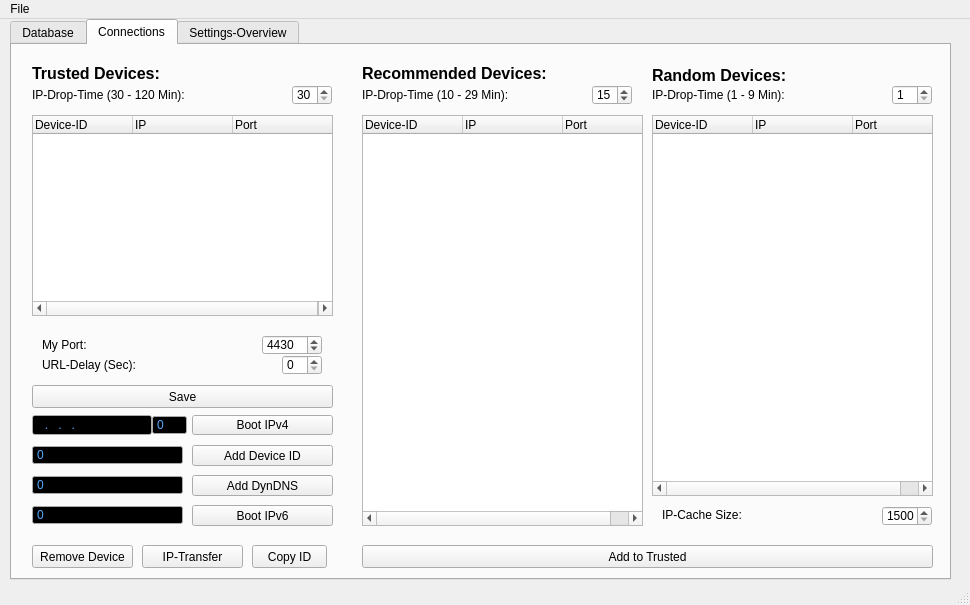
The window that ui/aradomain.ui (berndhs/arado) describes before a commit, drawn with Qt 5.
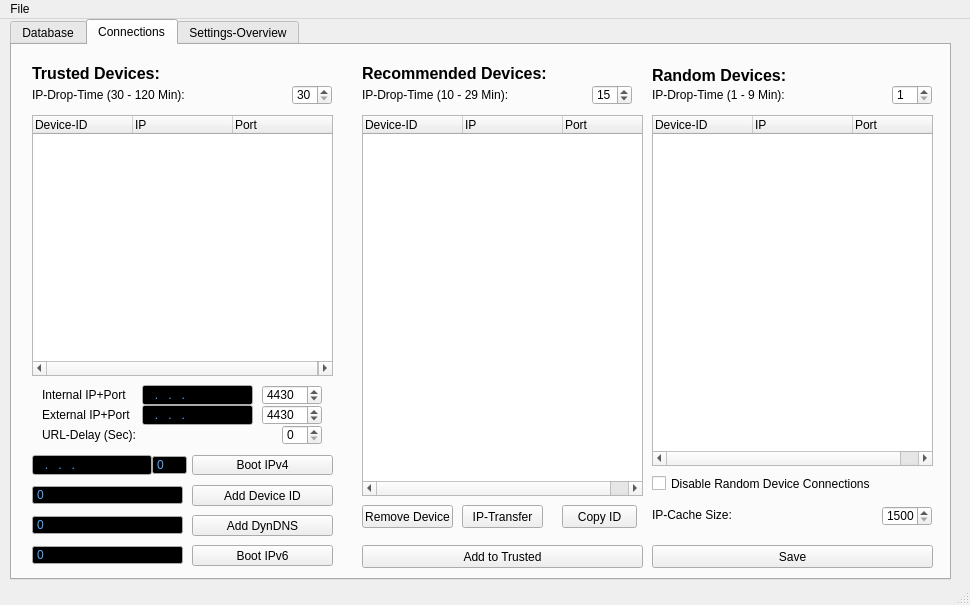
The same window after the commit. The open tabs and pages were chosen to show the change. Icons and pictures are not drawn.

Commit message: internal IP and external IP option to disable random device connections.

Patch:
```diff
--- a/ui/aradomain.ui
+++ b/ui/aradomain.ui
@@ -249,7 +249,7 @@
         <x>20</x>
         <y>70</y>
         <width>301</width>
-        <height>201</height>
+        <height>261</height>
        </rect>
       </property>
       <attribute name="headerDefaultSectionSize">
@@ -280,37 +280,6 @@
         <x>350</x>
         <y>70</y>
         <width>281</width>
-        <height>411</height>
-       </rect>
-      </property>
-      <attribute name="headerDefaultSectionSize">
-       <number>100</number>
-      </attribute>
-      <attribute name="headerDefaultSectionSize">
-       <number>100</number>
-      </attribute>
-      <column>
-       <property name="text">
-        <string>Device-ID</string>
-       </property>
-      </column>
-      <column>
-       <property name="text">
-        <string>IP</string>
-       </property>
-      </column>
-      <column>
-       <property name="text">
-        <string>Port</string>
-       </property>
-      </column>
-     </widget>
-     <widget class="QTreeWidget" name="treeWidget_3">
-      <property name="geometry">
-       <rect>
-        <x>640</x>
-        <y>70</y>
-        <width>281</width>
         <height>381</height>
        </rect>
       </property>
@@ -336,6 +305,37 @@
        </property>
       </column>
      </widget>
+     <widget class="QTreeWidget" name="treeWidget_3">
+      <property name="geometry">
+       <rect>
+        <x>640</x>
+        <y>70</y>
+        <width>281</width>
+        <height>351</height>
+       </rect>
+      </property>
+      <attribute name="headerDefaultSectionSize">
+       <number>100</number>
+      </attribute>
+      <attribute name="headerDefaultSectionSize">
+       <number>100</number>
+      </attribute>
+      <column>
+       <property name="text">
+        <string>Device-ID</string>
+       </property>
+      </column>
+      <column>
+       <property name="text">
+        <string>IP</string>
+       </property>
+      </column>
+      <column>
+       <property name="text">
+        <string>Port</string>
+       </property>
+      </column>
+     </widget>
      <widget class="QLabel" name="label_2">
       <property name="geometry">
        <rect>
@@ -400,7 +400,7 @@
       <property name="geometry">
        <rect>
         <x>20</x>
-        <y>370</y>
+        <y>410</y>
         <width>120</width>
         <height>20</height>
        </rect>
@@ -488,7 +488,7 @@
       <property name="geometry">
        <rect>
         <x>180</x>
-        <y>370</y>
+        <y>410</y>
         <width>141</width>
         <height>20</height>
        </rect>
@@ -504,7 +504,7 @@
       <property name="geometry">
        <rect>
         <x>140</x>
-        <y>370</y>
+        <y>410</y>
         <width>35</width>
         <height>20</height>
        </rect>
@@ -595,9 +595,9 @@
      <widget class="QPushButton" name="pushButton">
       <property name="geometry">
        <rect>
-        <x>20</x>
-        <y>500</y>
-        <width>101</width>
+        <x>350</x>
+        <y>460</y>
+        <width>91</width>
         <height>23</height>
        </rect>
       </property>
@@ -613,7 +613,7 @@
        <rect>
         <x>350</x>
         <y>500</y>
-        <width>571</width>
+        <width>281</width>
         <height>23</height>
        </rect>
       </property>
@@ -628,7 +628,7 @@
       <property name="geometry">
        <rect>
         <x>180</x>
-        <y>400</y>
+        <y>440</y>
         <width>141</width>
         <height>21</height>
        </rect>
@@ -644,7 +644,7 @@
       <property name="geometry">
        <rect>
         <x>20</x>
-        <y>400</y>
+        <y>440</y>
         <width>151</width>
         <height>20</height>
        </rect>
@@ -735,9 +735,9 @@
      <widget class="QPushButton" name="pushButton_5">
       <property name="geometry">
        <rect>
-        <x>130</x>
-        <y>500</y>
-        <width>101</width>
+        <x>450</x>
+        <y>460</y>
+        <width>81</width>
         <height>23</height>
        </rect>
       </property>
@@ -860,7 +860,7 @@
       <property name="geometry">
        <rect>
         <x>180</x>
-        <y>430</y>
+        <y>470</y>
         <width>141</width>
         <height>21</height>
        </rect>
@@ -876,7 +876,7 @@
       <property name="geometry">
        <rect>
         <x>20</x>
-        <y>430</y>
+        <y>470</y>
         <width>151</width>
         <height>20</height>
        </rect>
@@ -968,7 +968,7 @@
       <property name="geometry">
        <rect>
         <x>20</x>
-        <y>460</y>
+        <y>500</y>
         <width>151</width>
         <height>20</height>
        </rect>
@@ -1060,7 +1060,7 @@
       <property name="geometry">
        <rect>
         <x>180</x>
-        <y>460</y>
+        <y>500</y>
         <width>141</width>
         <height>21</height>
        </rect>
@@ -1097,7 +1097,7 @@
      <widget class="QLabel" name="labelipcachesize_3">
       <property name="geometry">
        <rect>
-        <x>650</x>
+        <x>640</x>
         <y>460</y>
         <width>221</width>
         <height>20</height>
@@ -1111,7 +1111,7 @@
       <property name="geometry">
        <rect>
         <x>30</x>
-        <y>310</y>
+        <y>380</y>
         <width>231</width>
         <height>20</height>
        </rect>
@@ -1124,7 +1124,7 @@
       <property name="geometry">
        <rect>
         <x>270</x>
-        <y>310</y>
+        <y>380</y>
         <width>40</width>
         <height>20</height>
        </rect>
@@ -1137,7 +1137,7 @@
       <property name="geometry">
        <rect>
         <x>250</x>
-        <y>290</y>
+        <y>360</y>
         <width>60</width>
         <height>20</height>
        </rect>
@@ -1156,21 +1156,21 @@
       <property name="geometry">
        <rect>
         <x>30</x>
-        <y>290</y>
-        <width>211</width>
+        <y>340</y>
+        <width>91</width>
         <height>20</height>
        </rect>
       </property>
       <property name="text">
-       <string>My Port:</string>
+       <string>Internal IP+Port</string>
       </property>
      </widget>
      <widget class="QPushButton" name="pushButton_savesettings_2">
       <property name="geometry">
        <rect>
-        <x>20</x>
-        <y>340</y>
-        <width>301</width>
+        <x>640</x>
+        <y>500</y>
+        <width>281</width>
         <height>23</height>
        </rect>
       </property>
@@ -1184,8 +1184,8 @@
      <widget class="QPushButton" name="pushButton_7">
       <property name="geometry">
        <rect>
-        <x>240</x>
-        <y>500</y>
+        <x>550</x>
+        <y>460</y>
         <width>75</width>
         <height>23</height>
        </rect>
@@ -1197,6 +1197,227 @@
        <string>Copy ID</string>
       </property>
      </widget>
+     <widget class="QCheckBox" name="checkBox">
+      <property name="geometry">
+       <rect>
+        <x>640</x>
+        <y>430</y>
+        <width>271</width>
+        <height>17</height>
+       </rect>
+      </property>
+      <property name="text">
+       <string>Disable Random Device Connections</string>
+      </property>
+     </widget>
+     <widget class="QLineEdit" name="addip_3">
+      <property name="geometry">
+       <rect>
+        <x>130</x>
+        <y>360</y>
+        <width>111</width>
+        <height>20</height>
+       </rect>
+      </property>
+      <property name="palette">
+       <palette>
+        <active>
+         <colorrole role="Text">
+          <brush brushstyle="SolidPattern">
+           <color alpha="255">
+            <red>85</red>
+            <green>170</green>
+            <blue>255</blue>
+           </color>
+          </brush>
+         </colorrole>
+         <colorrole role="Base">
+          <brush brushstyle="SolidPattern">
+           <color alpha="255">
+            <red>0</red>
+            <green>0</green>
+            <blue>0</blue>
+           </color>
+          </brush>
+         </colorrole>
+        </active>
+        <inactive>
+         <colorrole role="Text">
+          <brush brushstyle="SolidPattern">
+           <color alpha="255">
+            <red>85</red>
+            <green>170</green>
+            <blue>255</blue>
+           </color>
+          </brush>
+         </colorrole>
+         <colorrole role="Base">
+          <brush brushstyle="SolidPattern">
+           <color alpha="255">
+            <red>0</red>
+            <green>0</green>
+            <blue>0</blue>
+           </color>
+          </brush>
+         </colorrole>
+        </inactive>
+        <disabled>
+         <colorrole role="Text">
+          <brush brushstyle="SolidPattern">
+           <color alpha="255">
+            <red>190</red>
+            <green>190</green>
+            <blue>190</blue>
+           </color>
+          </brush>
+         </colorrole>
+         <colorrole role="Base">
+          <brush brushstyle="SolidPattern">
+           <color alpha="255">
+            <red>239</red>
+            <green>235</green>
+            <blue>231</blue>
+           </color>
+          </brush>
+         </colorrole>
+        </disabled>
+       </palette>
+      </property>
+      <property name="font">
+       <font>
+        <kerning>true</kerning>
+       </font>
+      </property>
+      <property name="toolTip">
+       <string>Enter any online  IP-Adress of your network, if the IP-cache is empty.</string>
+      </property>
+      <property name="inputMask">
+       <string>999.999.999.999; </string>
+      </property>
+      <property name="frame">
+       <bool>true</bool>
+      </property>
+     </widget>
+     <widget class="QLineEdit" name="addip_4">
+      <property name="geometry">
+       <rect>
+        <x>130</x>
+        <y>340</y>
+        <width>111</width>
+        <height>20</height>
+       </rect>
+      </property>
+      <property name="palette">
+       <palette>
+        <active>
+         <colorrole role="Text">
+          <brush brushstyle="SolidPattern">
+           <color alpha="255">
+            <red>85</red>
+            <green>170</green>
+            <blue>255</blue>
+           </color>
+          </brush>
+         </colorrole>
+         <colorrole role="Base">
+          <brush brushstyle="SolidPattern">
+           <color alpha="255">
+            <red>0</red>
+            <green>0</green>
+            <blue>0</blue>
+           </color>
+          </brush>
+         </colorrole>
+        </active>
+        <inactive>
+         <colorrole role="Text">
+          <brush brushstyle="SolidPattern">
+           <color alpha="255">
+            <red>85</red>
+            <green>170</green>
+            <blue>255</blue>
+           </color>
+          </brush>
+         </colorrole>
+         <colorrole role="Base">
+          <brush brushstyle="SolidPattern">
+           <color alpha="255">
+            <red>0</red>
+            <green>0</green>
+            <blue>0</blue>
+           </color>
+          </brush>
+         </colorrole>
+        </inactive>
+        <disabled>
+         <colorrole role="Text">
+          <brush brushstyle="SolidPattern">
+           <color alpha="255">
+            <red>190</red>
+            <green>190</green>
+            <blue>190</blue>
+           </color>
+          </brush>
+         </colorrole>
+         <colorrole role="Base">
+          <brush brushstyle="SolidPattern">
+           <color alpha="255">
+            <red>239</red>
+            <green>235</green>
+            <blue>231</blue>
+           </color>
+          </brush>
+         </colorrole>
+        </disabled>
+       </palette>
+      </property>
+      <property name="font">
+       <font>
+        <kerning>true</kerning>
+       </font>
+      </property>
+      <property name="toolTip">
+       <string>Enter any online  IP-Adress of your network, if the IP-cache is empty.</string>
+      </property>
+      <property name="inputMask">
+       <string>999.999.999.999; </string>
+      </property>
+      <property name="frame">
+       <bool>true</bool>
+      </property>
+     </widget>
+     <widget class="QSpinBox" name="myport_3">
+      <property name="geometry">
+       <rect>
+        <x>250</x>
+        <y>340</y>
+        <width>60</width>
+        <height>20</height>
+       </rect>
+      </property>
+      <property name="toolTip">
+       <string>You need to forward this port in your NAT/router, if you want to connect.</string>
+      </property>
+      <property name="maximum">
+       <number>65535</number>
+      </property>
+      <property name="value">
+       <number>4430</number>
+      </property>
+     </widget>
+     <widget class="QLabel" name="labelmyport_3">
+      <property name="geometry">
+       <rect>
+        <x>30</x>
+        <y>360</y>
+        <width>91</width>
+        <height>20</height>
+       </rect>
+      </property>
+      <property name="text">
+       <string>External IP+Port</string>
+      </property>
+     </widget>
     </widget>
     <widget class="QWidget" name="tab">
      <attribute name="title">
```
Left out of the diff: 2 changed lines with no effect on the pictures.
